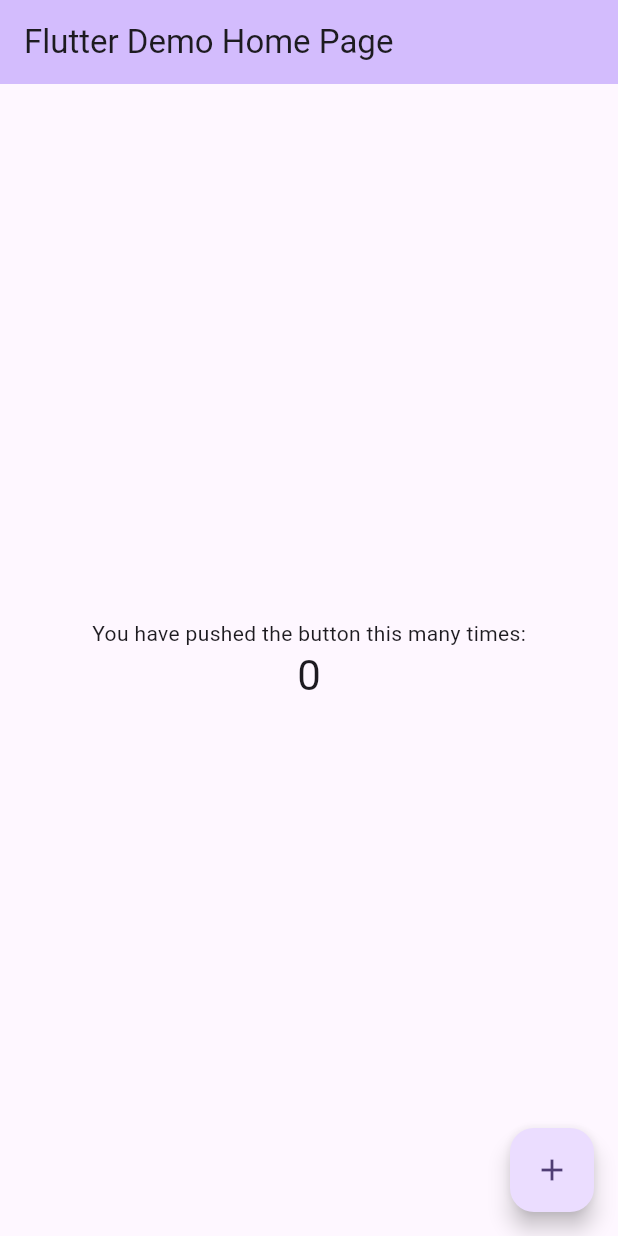
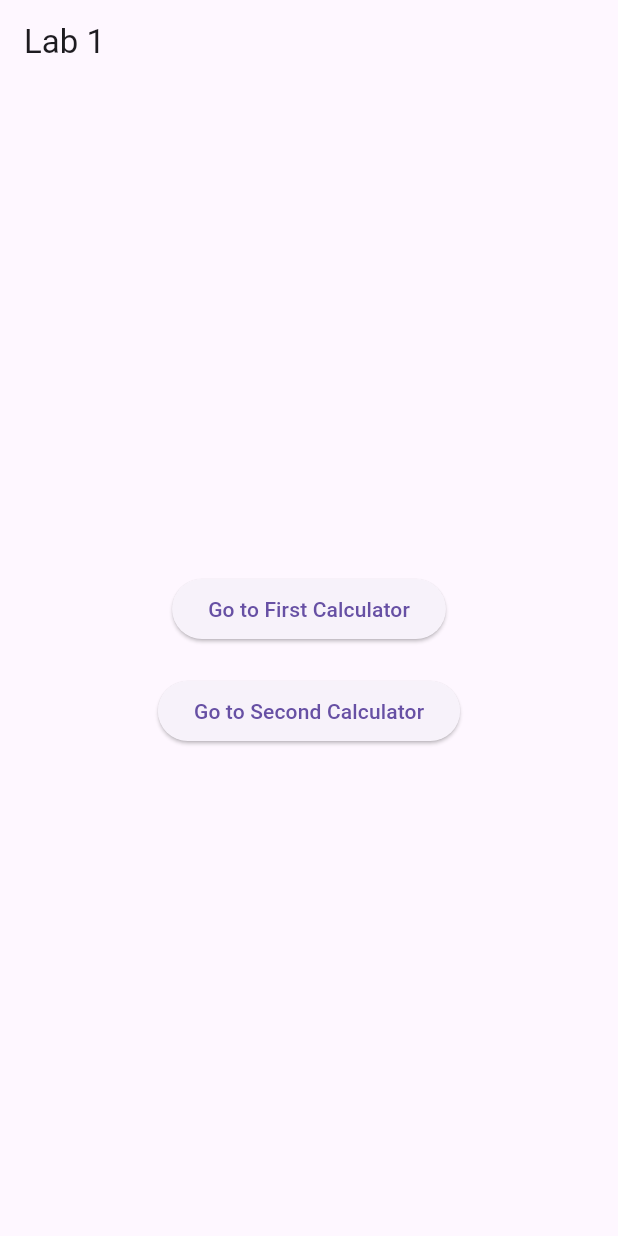
Before and after one commit to Victoriia-Ripka/Dart, a Flutter app: the screen it shows after launch, on a phone screen of 412 x 824 dp. Run offline on Flutter 3.47's test engine with Material 3 defaults, Android fonts, the phone set to English and light mode, and no system bars.

Commit message:
lab1 task1 done

```diff
--- a/lab1/lib/main.dart
+++ b/lab1/lib/main.dart
@@ -1,4 +1,6 @@
 import 'package:flutter/material.dart';
+import 'package:lab1/screens/first_calculator_screen.dart';
+import 'package:lab1/screens/second_calculator_screen.dart';
 
 void main() {
   runApp(const MyApp());
@@ -10,57 +12,50 @@ class MyApp extends StatelessWidget {
   @override
   Widget build(BuildContext context) {
     return MaterialApp(
-      title: 'Flutter Demo',
+      title: 'Lab 1',
       theme: ThemeData(
-        colorScheme: ColorScheme.fromSeed(seedColor: Colors.deepPurple),
+        primarySwatch: Colors.blue,
       ),
-      home: const MyHomePage(title: 'Flutter Demo Home Page'),
+      home: const MainScreen(),
     );
   }
 }
 
-class MyHomePage extends StatefulWidget {
-  const MyHomePage({super.key, required this.title});
-
-  final String title;
-
-  @override
-  State<MyHomePage> createState() => _MyHomePageState();
-}
-
-class _MyHomePageState extends State<MyHomePage> {
-  int _counter = 0;
-
-  void _incrementCounter() {
-    setState(() {
-      _counter++;
-    });
-  }
+class MainScreen extends StatelessWidget {
+  const MainScreen({super.key});
 
   @override
   Widget build(BuildContext context) {
     return Scaffold(
-      appBar: AppBar(
-        backgroundColor: Theme.of(context).colorScheme.inversePrimary,
-        title: Text(widget.title),
-      ),
+      appBar: AppBar(title: const Text('Lab 1')),
       body: Center(
-        child: Column(
-          mainAxisAlignment: MainAxisAlignment.center,
-          children: <Widget>[
-            const Text('You have pushed the button this many times:'),
-            Text(
-              '$_counter',
-              style: Theme.of(context).textTheme.headlineMedium,
-            ),
-          ],
+        child: SingleChildScrollView( // Fix: Properly wrapping it inside Center
+          child: Column(
+            mainAxisAlignment: MainAxisAlignment.center, // Centers content vertically
+            children: [
+              ElevatedButton(
+                onPressed: () {
+                  Navigator.push(
+                    context,
+                    MaterialPageRoute(builder: (context) => FirstCalculatorScreen()),
+                  );
+                },
+                child: const Text('Go to First Calculator'),
+              ),
+              const SizedBox(height: 20),
+              ElevatedButton(
+                onPressed: () {
+                  Navigator.push(
+                    context,
+                    MaterialPageRoute(builder: (context) => SecondCalculatorScreen()),
+                  );
+                },
+                child: const Text('Go to Second Calculator'),
+              ),
+            ],
+          ),
         ),
       ),
-      floatingActionButton: FloatingActionButton(
-        onPressed: _incrementCounter,
-        tooltip: 'Increment',
-        child: const Icon(Icons.add),
-      ), // This trailing comma makes auto-formatting nicer for build methods.
     );
   }
 }
```
Also changed, not shown: lab1/lib/screens/first_calculator_screen.dart (added, +203 -0 lines).
